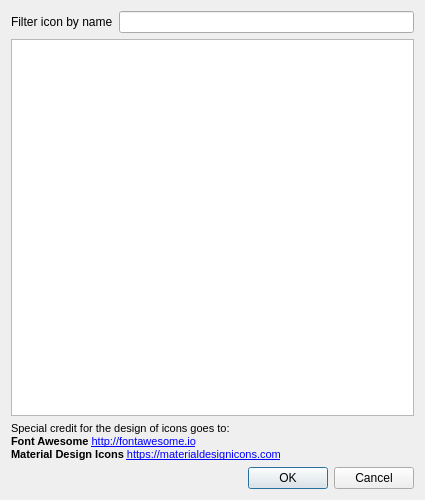
The window that library/tulip-gui/designer/TulipFontIconDialog.ui (Tulip-Dev/tulip) describes before a commit, drawn with Qt 5.
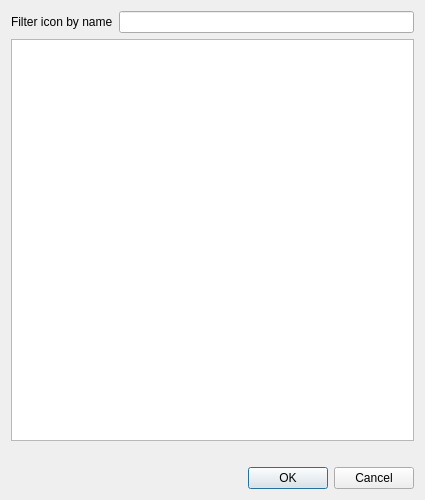
The same window after the commit.

Commit message: add dark mode support to TulipFontIcon stuff

```diff
--- a/library/tulip-gui/designer/TulipFontIconDialog.ui
+++ b/library/tulip-gui/designer/TulipFontIconDialog.ui
@@ -52,10 +52,6 @@
    </item>
    <item>
     <widget class="QLabel" name="iconsCreditLabel">
-     <property name="text">
-      <string>&lt;p style=&quot; font-size:11px;&quot;&gt;Special credit for the design of icons goes to:&lt;br/&gt;&lt;b&gt;Font Awesome &lt;/b&gt;&lt;a href=&quot;http://fontawesome.io&quot;&gt;&lt;span style=&quot;color:#0000ff;&quot;&gt;http://fontawesome.io&lt;/span&gt;&lt;/a&gt;&lt;br/&gt;
-&lt;b&gt;Material Design Icons &lt;/b&gt;&lt;a href=&quot;https://materialdesignicons.com&quot;&gt;&lt;span style=&quot;color:#0000ff;&quot;&gt;https://materialdesignicons.com&lt;/span&gt;&lt;/a&gt;&lt;/p&gt;</string>
-     </property>
      <property name="textFormat">
       <enum>Qt::AutoText</enum>
      </property>
```
Left out of the diff: 2 changed lines with no effect on the pictures. The commit also changes 3 other files.
